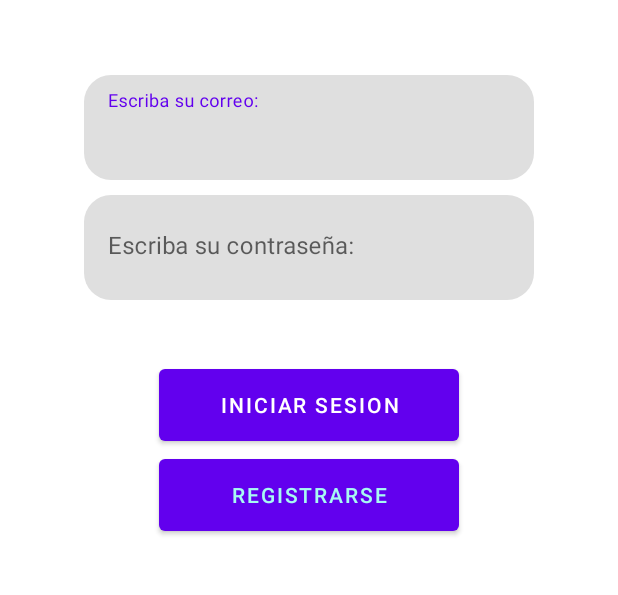
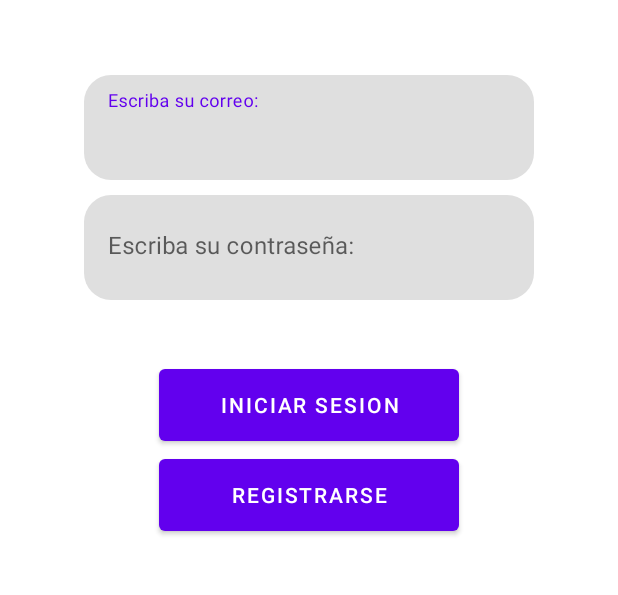
Before and after one commit to JuanCa2002/Unilocal, an Android app: the LoginActivity screen opened directly, with no data from a screen before it, on a phone screen of 412 x 824 dp, the part 402-997 px from its top. Run offline under Robolectric (Android 15) with nearby library versions, the phone set to English and light mode, and no system bars.

Commit message:
volviendo a la base

```diff
--- a/app/src/main/res/layout/activity_login.xml
+++ b/app/src/main/res/layout/activity_login.xml
@@ -63,7 +63,6 @@
         android:id="@+id/btn_registro"
         android:layout_width="200dp"
         android:layout_height="60dp"
-        android:textColor="@color/prueba"
         android:text="@string/txt_registrarse"></Button>
 
 
--- a/app/src/main/res/values/colors.xml
+++ b/app/src/main/res/values/colors.xml
@@ -7,5 +7,4 @@
     <color name="teal_700">#FF018786</color>
     <color name="black">#FF000000</color>
     <color name="white">#FFFFFFFF</color>
-    <color name="prueba">#A7FAF2</color>
 </resources>
```
